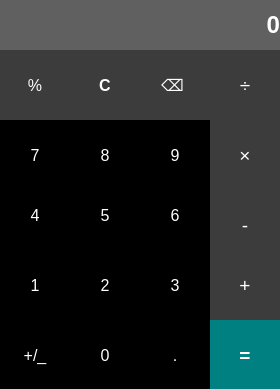
The window that Calculator/mainwindow.ui (Topesa/CalculatorQT) describes before a commit, drawn with Qt 5.
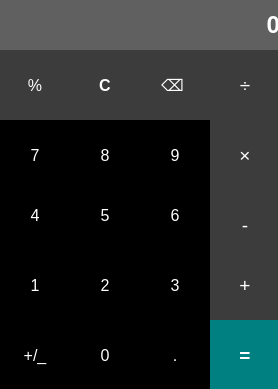
The same window after the commit.

Diff of the .ui file:
```diff
--- a/Calculator/mainwindow.ui
+++ b/Calculator/mainwindow.ui
@@ -6,7 +6,7 @@
    <rect>
     <x>0</x>
     <y>0</y>
-    <width>280</width>
+    <width>278</width>
     <height>389</height>
    </rect>
   </property>
```
